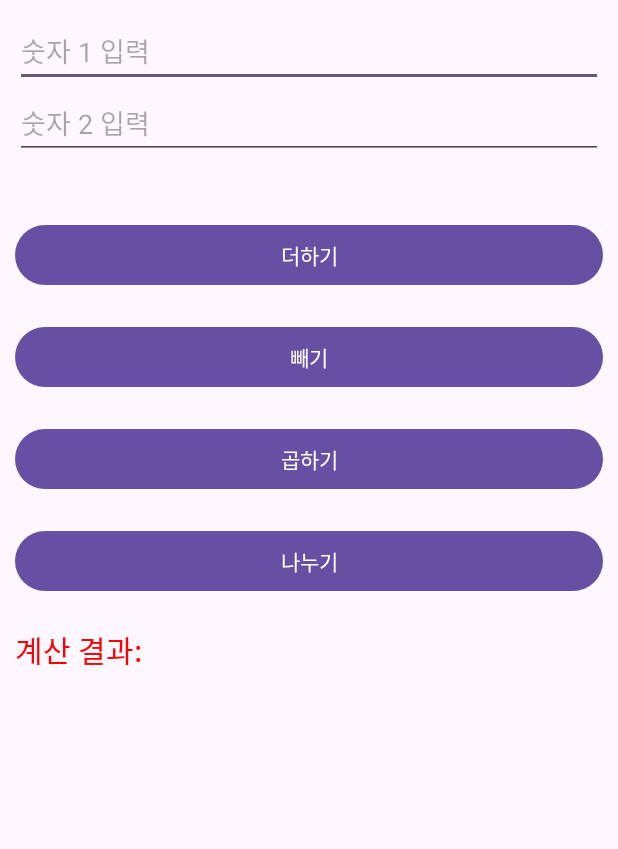
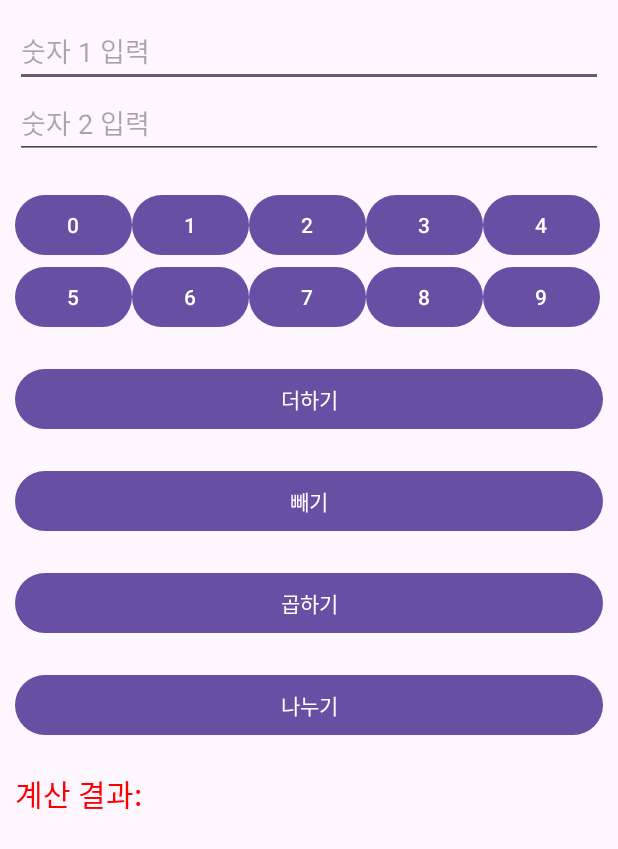
Before and after one commit to Coppermine-SP/mp_assignment, an Android app: the screen it shows after launch (MainActivity), on a phone screen of 412 x 824 dp. Shown: the top 849 px of the screen. Run offline under Robolectric (Android 15) with nearby library versions, the phone set to English and light mode, and no system bars.

Commit message:
feat: 챕터 9 과제 1

```diff
--- a/Chapter9_1/app/src/main/java/corp/cloudint/tablelayoutexample/MainActivity.java
+++ b/Chapter9_1/app/src/main/java/corp/cloudint/tablelayoutexample/MainActivity.java
@@ -1,7 +1,15 @@
+/*
+    MainActivity - TableLayoutExample
+    Copyright (C) 2024-2025 Coppermine-SP - <국립창원대학교 컴퓨터공학과 20233063 손유찬>
+ */
+
 package corp.cloudint.tablelayoutexample;
 
 import android.os.Bundle;
-import android.widget.TableLayout;
+import android.view.View;
+import android.widget.EditText;
+import android.widget.TextView;
+import android.widget.Toast;
 
 import androidx.activity.EdgeToEdge;
 import androidx.appcompat.app.AppCompatActivity;
@@ -9,7 +17,71 @@ import androidx.core.graphics.Insets;
 import androidx.core.view.ViewCompat;
 import androidx.core.view.WindowInsetsCompat;
 
+import java.util.HashMap;
+import java.util.function.BiFunction;
+
 public class MainActivity extends AppCompatActivity {
+    TextView resultText;
+    EditText lhsText;
+    EditText rhsText;
+
+    EditText currentFocusedText = null;
+    final HashMap<Integer, Character> buttonTable = new HashMap<Integer, Character>(){{
+        put(R.id.num_0_btn, '0');
+        put(R.id.num_1_btn, '1');
+        put(R.id.num_2_btn, '2');
+        put(R.id.num_3_btn, '3');
+        put(R.id.num_4_btn, '4');
+        put(R.id.num_5_btn, '5');
+        put(R.id.num_6_btn, '6');
+        put(R.id.num_7_btn, '7');
+        put(R.id.num_8_btn, '8');
+        put(R.id.num_9_btn, '9');
+    }};
+
+    class OperandTextClickListener implements View.OnFocusChangeListener{
+        @Override
+        public void onFocusChange(View view, boolean b){
+            if(b) currentFocusedText = (EditText) view;
+        }
+    }
+
+    class NumButtonClickListener implements View.OnClickListener{
+        @Override
+        public void onClick(View view){
+            if(currentFocusedText == null){
+                Toast.makeText(getApplicationContext(), "먼저 에디트 텍스트를 선택하십시오.", Toast.LENGTH_SHORT).show();
+            }
+            else {
+                //Java에는 왜 null 병합 연산자가 존재하지 않습니까? Java는 나를 매우 화나게 만듭니다.
+                currentFocusedText.getText().append(buttonTable.get(view.getId()));
+            }
+        }
+    }
+
+    class OperatorButtonClickListener implements View.OnClickListener{
+        BiFunction<Integer, Integer, Integer> func;
+        public OperatorButtonClickListener(BiFunction<Integer, Integer, Integer> func){
+            this.func = func;
+        }
+
+        @Override
+        public void onClick(View view) {
+            int lhs, rhs;
+            try {
+                lhs = Integer.parseInt(lhsText.getText().toString());
+                rhs = Integer.parseInt(rhsText.getText().toString());
+            }
+            catch (Exception e){
+                Toast.makeText(getApplicationContext(), "피연산자가 올바르지 않습니다!", Toast.LENGTH_SHORT).show();
+                return;
+            }
+            int result = func.apply(lhs, rhs);
+
+            resultText.setText("계산 결과: " + (result));
+        }
+    }
+
     @Override
     protected void onCreate(Bundle savedInstanceState) {
         super.onCreate(savedInstanceState);
@@ -21,11 +93,16 @@ public class MainActivity extends AppCompatActivity {
             return insets;
         });
 
-        TableLayout numBtnTable = findViewById(R.id.numBtn_table);
+        resultText = (TextView)findViewById(R.id.result_label);
+        lhsText = (EditText)findViewById(R.id.lhs_text);
+        rhsText = (EditText)findViewById(R.id.rhs_text);
+        findViewById(R.id.lhs_text).setOnFocusChangeListener(new OperandTextClickListener());
+        findViewById(R.id.rhs_text).setOnFocusChangeListener(new OperandTextClickListener());
+        for(Integer i : buttonTable.keySet()) findViewById(i).setOnClickListener(new NumButtonClickListener());
 
-        for(int i = 0; i < 10; i++){
-            numBtnTable.add
-        }
-
+        findViewById(R.id.add_btn).setOnClickListener(new OperatorButtonClickListener(Integer::sum));
+        findViewById(R.id.sub_btn).setOnClickListener(new OperatorButtonClickListener((x, y) -> x-y));
+        findViewById(R.id.mul_btn).setOnClickListener(new OperatorButtonClickListener((x,y) -> x*y));
+        findViewById(R.id.div_btn).setOnClickListener(new OperatorButtonClickListener((x,y) -> x/y));
     }
 }
--- a/Chapter9_1/app/src/main/res/layout/activity_main.xml
+++ b/Chapter9_1/app/src/main/res/layout/activity_main.xml
@@ -7,7 +7,8 @@
     android:layout_height="match_parent"
     android:layout_margin="10dp"
     android:orientation="vertical"
-    tools:context=".MainActivity">
+    tools:context=".MainActivity"
+    tools:ignore="HardcodedText" >
 
     <EditText
             android:id="@+id/lhs_text"
@@ -31,7 +32,53 @@
         android:id="@+id/numBtn_table"
         android:layout_marginBottom="20dp"
         android:layout_width="match_parent"
-        android:layout_height="wrap_content"/>
+        android:layout_height="wrap_content"
+        android:stretchColumns="*">
+        <TableRow>
+            <Button
+                android:minWidth="0dp"
+                android:id="@+id/num_0_btn"
+                android:text="0" />
+            <Button
+                android:minWidth="0dp"
+                android:id="@+id/num_1_btn"
+                android:text="1"/>
+            <Button
+                android:minWidth="0dp"
+                android:id="@+id/num_2_btn"
+                android:text="2"/>
+            <Button
+                android:minWidth="0dp"
+                android:id="@+id/num_3_btn"
+                android:text="3"/>
+            <Button
+                android:minWidth="0dp"
+                android:id="@+id/num_4_btn"
+                android:text="4"/>
+        </TableRow>
+        <TableRow>
+            <Button
+                android:minWidth="0dp"
+                android:id="@+id/num_5_btn"
+                android:text="5"/>
+            <Button
+                android:minWidth="0dp"
+                android:id="@+id/num_6_btn"
+                android:text="6"/>
+            <Button
+                android:minWidth="0dp"
+                android:id="@+id/num_7_btn"
+                android:text="7"/>
+            <Button
+                android:minWidth="0dp"
+                android:id="@+id/num_8_btn"
+                android:text="8"/>
+            <Button
+                android:minWidth="0dp"
+                android:id="@+id/num_9_btn"
+                android:text="9"/>
+        </TableRow>
+    </TableLayout>
 
     <Button
         android:id="@+id/add_btn"
```
